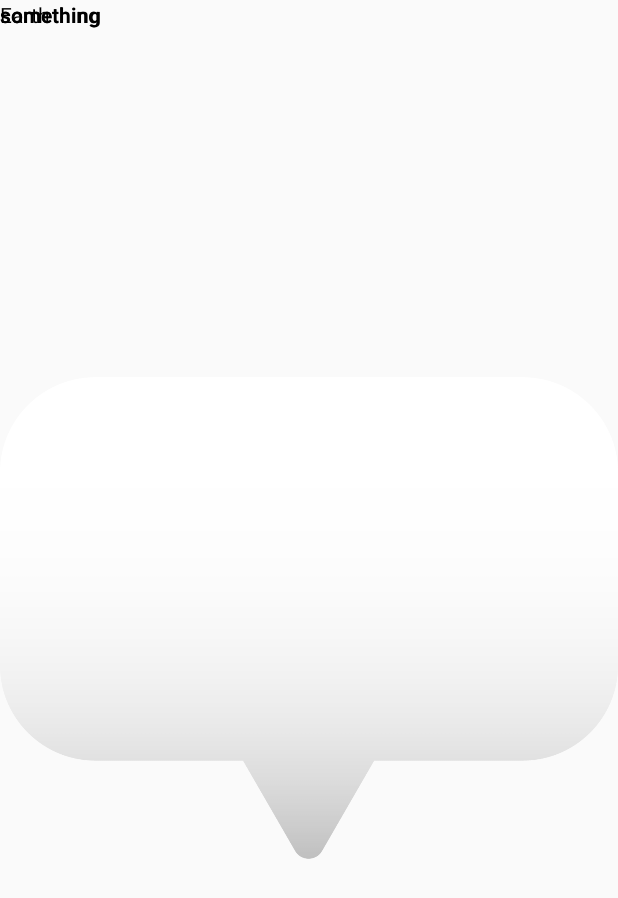
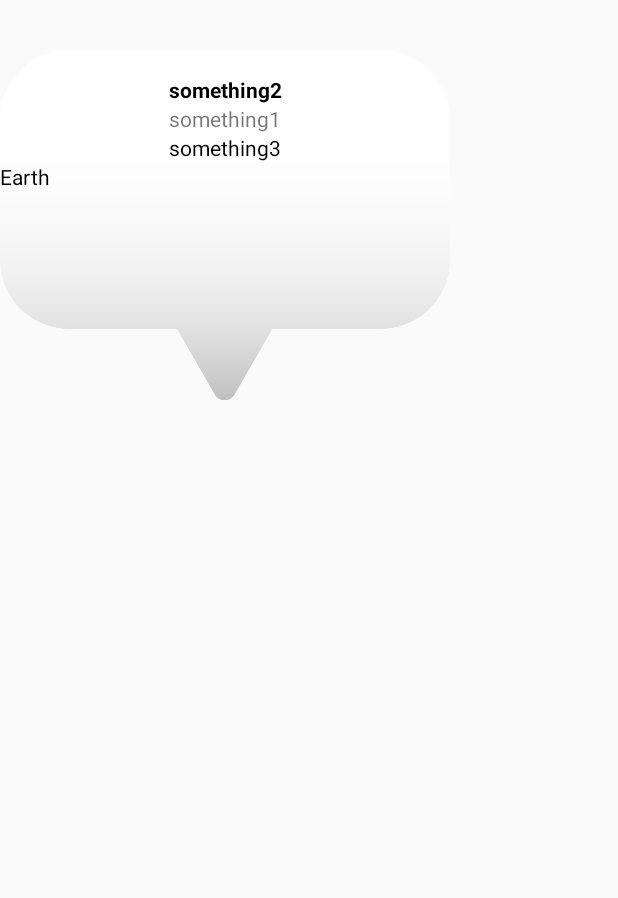
Before and after one commit to kundan333/Ev-Charging-Station-Finder, an Android app: the layout custom_info_window.xml on its own in the app's theme, with its tools: preview values and no code run, on a phone screen of 412 x 824 dp. Shown: the top 898 px of the screen. Run offline under Robolectric (Android 15) with nearby library versions, the light colour scheme and no system bars.

Commit message:
bug fixed

```diff
--- a/app/src/debug/res/values/google_maps_api.xml
+++ b/app/src/debug/res/values/google_maps_api.xml
@@ -20,5 +20,5 @@
     Once you have your key (it starts with "AIza"), replace the "google_maps_key"
     string in this file.
     -->
-    <string name="google_maps_key" templateMergeStrategy="preserve" translatable="false">AIzaSyC7CfBOVKc9DW7GC6heT_YLMlo7y9V2HqM</string>
+    <string name="google_maps_key" templateMergeStrategy="preserve" translatable="false">AIzaSyC9en5Br91fznNEUk2UalCy4fwrf5V3luQ</string>
 </resources>
--- a/app/src/main/java/com/triplethree/slytherine/Vehiclecharger.java
+++ b/app/src/main/java/com/triplethree/slytherine/Vehiclecharger.java
@@ -196,7 +196,7 @@ public class Vehiclecharger extends FragmentActivity implements OnMapReadyCallba
             */
 
           try{
-                String snippet = "This <br> is you";
+                String snippet = "This is you";
 
 
                       int avatar = R.drawable.ev_station; // set the default avatar
--- a/app/src/main/java/com/triplethree/utils/CustomInfoWindowAdapter.java
+++ b/app/src/main/java/com/triplethree/utils/CustomInfoWindowAdapter.java
@@ -11,12 +11,18 @@ import com.triplethree.slytherine.R;
 
 public class CustomInfoWindowAdapter implements  GoogleMap.InfoWindowAdapter{
 
-    private final View mWindow;
+    private View mWindow;
     private Context mContext;
 
     public CustomInfoWindowAdapter(Context context) {
         mContext = context;
-        mWindow = LayoutInflater.from(context).inflate(R.layout.custom_info_window, null);
+        try {
+        LayoutInflater mInflater = (LayoutInflater) context.getSystemService(Context.LAYOUT_INFLATER_SERVICE);
+        mWindow = mInflater.inflate(R.layout.custom_info_window, null);
+      }catch (Exception e){
+          e.printStackTrace();
+      }
+
     }
 
     private void rendowWindowText(Marker marker, View view){
--- a/app/src/main/res/layout/custom_info_window.xml
+++ b/app/src/main/res/layout/custom_info_window.xml
@@ -1,51 +1,56 @@
 <?xml version="1.0" encoding="utf-8"?>
 <LinearLayout xmlns:android="http://schemas.android.com/apk/res/android"
-    android:orientation="horizontal" android:layout_width="match_parent"
+    android:orientation="vertical" android:layout_width="match_parent"
     android:layout_height="match_parent"
+    android:theme="@style/AppTheme"
     >
 
     <RelativeLayout
-        xmlns:android="http://schemas.android.com/apk/res/android"
         android:id="@+id/rel_layout"
         android:layout_width="match_parent"
         android:layout_height="match_parent"
-
         >
 
     <ImageView
         android:id="@+id/ImageView"
-        android:layout_width="wrap_content"
-        android:layout_height="wrap_content"
-        android:src="@drawable/marker" />
-
-    <TextView
-        android:id="@+id/ImageViewText"
-        android:layout_width="wrap_content"
-        android:layout_height="wrap_content"
-        android:layout_alignLeft="@id/ImageView"
-        android:layout_alignTop="@id/ImageView"
-        android:layout_alignRight="@id/ImageView"
-        android:layout_alignBottom="@id/ImageView"
-        android:text="something"
-
+        android:layout_width="300dp"
+        android:layout_height="300dp"
+        android:src="@drawable/marker"
         />
 
         <TextView
+            android:id="@+id/title"
             android:layout_width="wrap_content"
             android:layout_height="wrap_content"
-        android:id="@+id/title"
-        android:layout_below="@+id/ImageViewText"
+            android:layout_alignStart="@id/ImageView"
+            android:layout_alignLeft="@id/ImageView"
+            android:layout_alignEnd="@id/ImageView"
+            android:layout_alignRight="@id/ImageView"
+            android:layout_centerHorizontal="true"
             android:layout_gravity="center_horizontal"
+            android:layout_marginStart="0dp"
+            android:layout_marginLeft="0dp"
+            android:layout_marginTop="50dp"
+            android:layout_marginEnd="0dp"
+            android:layout_marginRight="0dp"
             android:ellipsize="end"
+            android:gravity="center"
             android:maxLines="1"
+            android:text="something2"
             android:textColor="#000"
             android:textSize="14sp"
-        android:textStyle="bold"
+            android:textStyle="bold" />
+        <TextView
+            android:id="@+id/ImageViewText"
+            android:layout_below="@id/title"
+            android:layout_width="wrap_content"
+            android:layout_height="wrap_content"
+            android:layout_alignStart="@id/ImageView"
             android:layout_alignLeft="@id/ImageView"
-        android:layout_alignTop="@id/ImageView"
+            android:layout_alignEnd="@id/ImageView"
             android:layout_alignRight="@id/ImageView"
-        android:layout_alignBottom="@id/ImageView"
-        android:text="something"
+            android:text="something1"
+            android:gravity="center"
             />
 
     <TextView
@@ -56,29 +61,33 @@
         android:textSize="14sp"
         android:textColor="#000"
         android:id="@+id/snippet"
-        android:layout_below="@+id/title"
+        android:layout_below="@id/ImageViewText"
+        android:layout_alignStart="@id/ImageView"
+        android:layout_alignEnd="@id/ImageView"
         android:layout_alignLeft="@id/ImageView"
-        android:layout_alignTop="@id/ImageView"
         android:layout_alignRight="@id/ImageView"
-        android:layout_alignBottom="@id/ImageView"
-        android:text="something"
+        android:text="something3"
+        android:layout_centerHorizontal="true"
+        android:gravity="center"
         />
+
         <TextView
+            android:id="@+id/snippet2"
             android:layout_width="wrap_content"
             android:layout_height="wrap_content"
+            android:layout_below="@id/snippet"
+            android:layout_alignStart="@id/ImageView"
+            android:layout_alignLeft="@id/ImageView"
+            android:layout_alignEnd="@id/ImageView"
+            android:layout_alignRight="@id/ImageView"
             android:ellipsize="end"
+            android:maxLines="10"
             android:text="@string/earth"
-        android:maxLines="10"
+            android:textColor="#000"
             android:textSize="14sp"
-        android:textColor="#000"
-        android:id="@+id/snippet2"
-        android:layout_below="@+id/snippet"
-        android:layout_alignLeft="@id/ImageView"
-        android:layout_alignTop="@id/ImageView"
-        android:layout_alignRight="@id/ImageView"
-        android:layout_alignBottom="@id/ImageView"
+            android:layout_centerHorizontal="true"
+            />
 
-        />
 
     </RelativeLayout>
 
```
Lines whose indentation alone changed are shown as unchanged.
